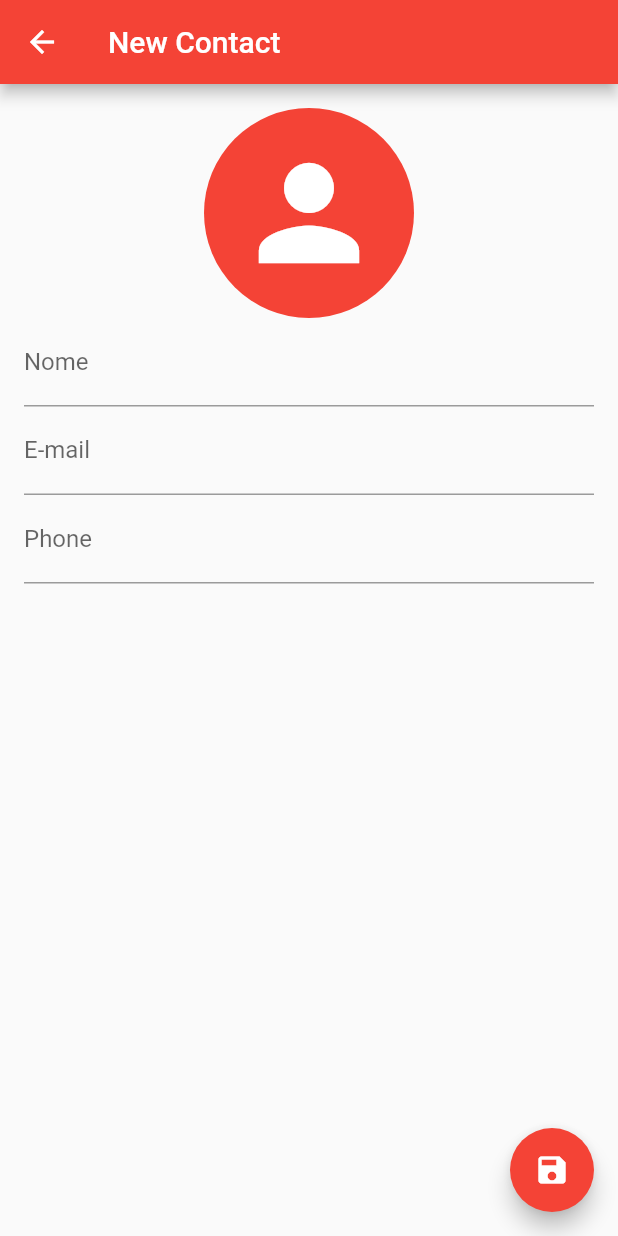
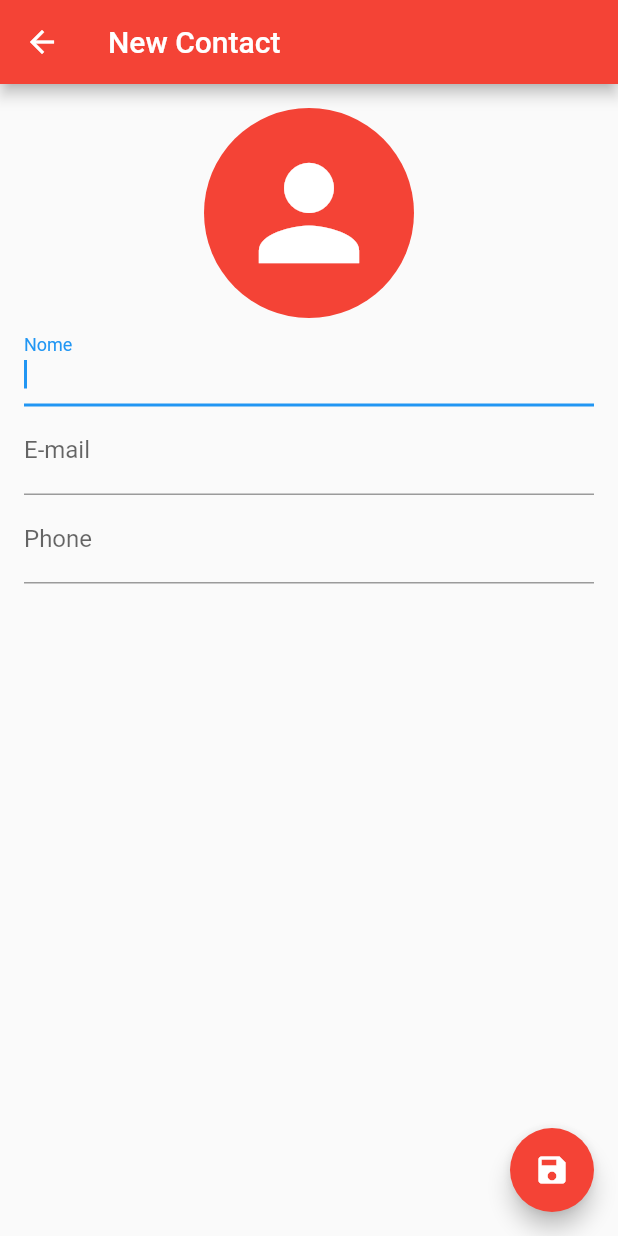
Before and after one commit to 90lucasgabriel/flutter-06-contacts, a Flutter app: the ContactPage screen opened directly, after a tap on the "save" icon, on a phone screen of 412 x 824 dp. Run offline on Flutter 3.47's test engine with Material 2 defaults, Android fonts, the phone set to English and light mode, and no system bars; our stand-ins replace sqflite; accounts and stored records are empty.

Commit message:
11 - New: Save contact and return;

```diff
--- a/lib/ui/contact_page.dart
+++ b/lib/ui/contact_page.dart
@@ -20,6 +20,8 @@ class _ContactPageState extends State<ContactPage> {
   final TextEditingController _emailController = TextEditingController();
   final TextEditingController _phoneController = TextEditingController();
 
+  final FocusNode _nameFocus = FocusNode();
+
   @override
   void initState() {
     super.initState();
@@ -41,11 +43,6 @@ class _ContactPageState extends State<ContactPage> {
       appBar: AppBar(
         backgroundColor: Colors.red,
         title: Text(_contact.name ?? 'New Contact'),
-      ),
-      floatingActionButton: FloatingActionButton(
-        onPressed: () {},
-        child: Icon(Icons.save),
-        backgroundColor: Colors.red,
       ),
       body: SingleChildScrollView(
         padding: EdgeInsets.all(16),
@@ -80,6 +77,7 @@ class _ContactPageState extends State<ContactPage> {
             ),
             TextField(
               controller: _nameController,
+              focusNode: _nameFocus,
               decoration: InputDecoration(labelText: 'Nome'),
               onChanged: (value) {
                 _hasChanges = true;
@@ -107,7 +105,20 @@ class _ContactPageState extends State<ContactPage> {
               },
             )
           ],
-          )),
+        ),
+      ),
+      floatingActionButton: FloatingActionButton(
+        child: Icon(Icons.save),
+        backgroundColor: Colors.red,
+        onPressed: () {
+          if (_contact.name != null && _contact.name.isNotEmpty) {
+            Navigator.pop(context, _contact);
+            return;
+          }
+
+          FocusScope.of(context).requestFocus(_nameFocus);
+        },
+      ),
     );
   }
 }
```
Lines whose indentation alone changed are shown as unchanged.
